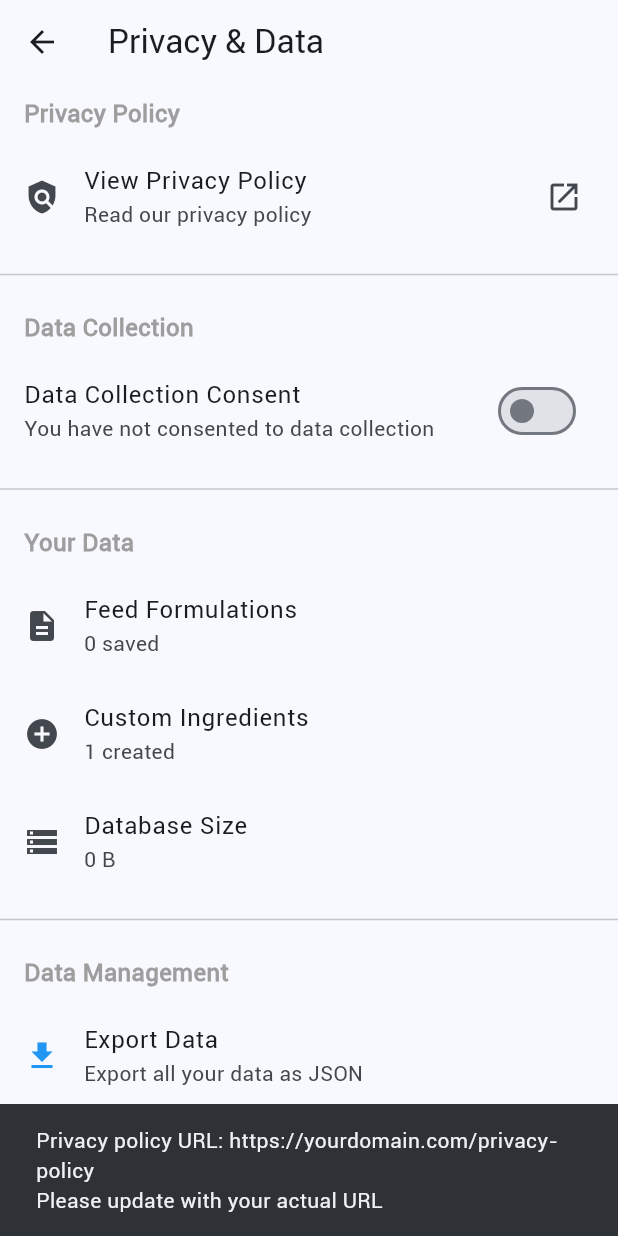
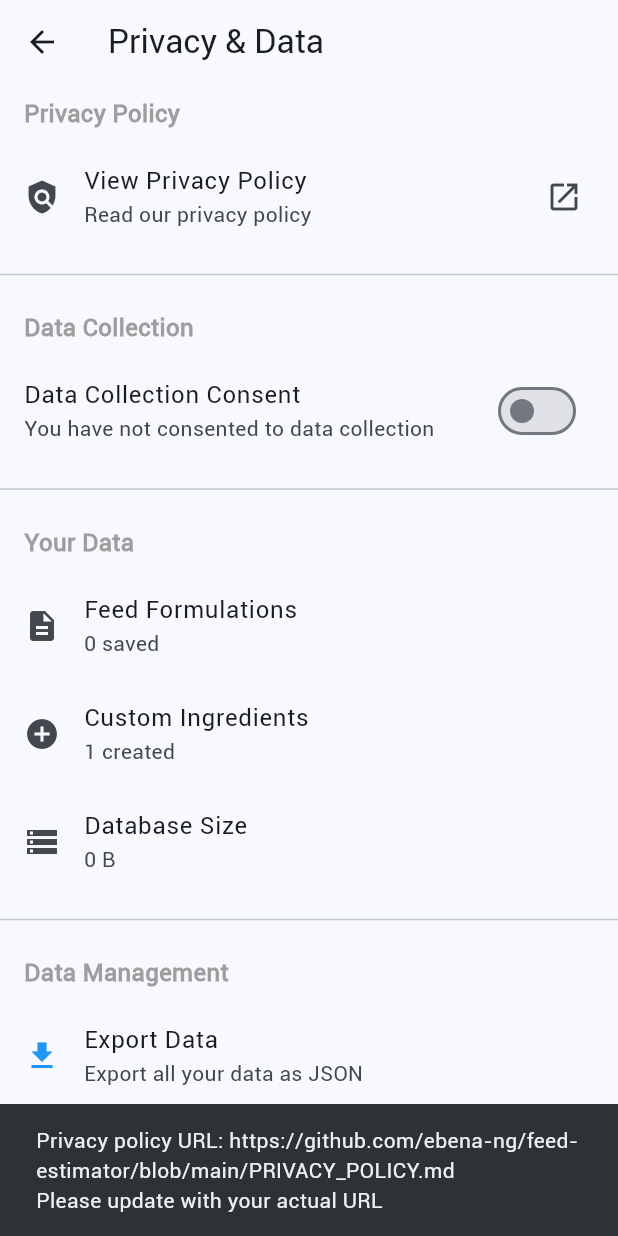
Before and after one commit to ebena107/redesigned-feed-app, a Flutter app: the EnhancedPrivacySettingsScreen screen opened directly, after a tap on "View Privacy Policy", on a phone screen of 412 x 824 dp. Run offline on Flutter 3.47's test engine with Material 3 defaults, Android fonts, the phone set to English and light mode, and no system bars; our stand-ins replace csv, equatable, file_picker, flutter_riverpod, flutter_spinkit, go_router and 11 more; missing offline and left inert: devicelocale; accounts and stored records are empty; generated files the repository leaves out were written again.

Commit message:
fix(deployment): resolve privacy URLs and add deployment readiness report
- Replace placeholder privacy URLs (yourdomain.com) with GitHub-hosted PRIVACY_POLICY.md link
- Update privacy_consent.dart, enhanced_privacy_settings.dart, settings_screen.dart
- Add missing url_launcher import to settings_screen.dart
- Create comprehensive DEPLOYMENT_READINESS_REPORT.md documenting:
  * Code quality status (0 lint issues)
  * Build configuration validation
  * Privacy and compliance verification
  * Localization completeness (8 languages)
  * Database migration path validation
  * Security audit results
  * Performance metrics
  * Google Play Store preparation checklist
  * iOS future compatibility
  * Known limitations and roadmap

App certified as PRODUCTION READY for Google Play Store submission.

```diff
--- a/lib/src/features/privacy/enhanced_privacy_settings.dart
+++ b/lib/src/features/privacy/enhanced_privacy_settings.dart
@@ -216,8 +216,8 @@ class _EnhancedPrivacySettingsScreenState
   }
 
   Future<void> _launchPrivacyPolicy(BuildContext context) async {
-    // TODO: Replace with your actual privacy policy URL
-    const url = 'https://yourdomain.com/privacy-policy';
+    // Privacy policy URL - hosted on GitHub
+    const url = 'https://github.com/ebena-ng/feed-estimator/blob/main/PRIVACY_POLICY.md';
 
     if (mounted) {
       ScaffoldMessenger.of(context).showSnackBar(
--- a/lib/src/features/privacy/privacy_consent.dart
+++ b/lib/src/features/privacy/privacy_consent.dart
@@ -190,8 +190,8 @@ class PrivacyConsentDialog extends ConsumerWidget {
   }
 
   Future<void> _launchPrivacyPolicy(BuildContext context) async {
-    // TODO: Replace with your actual privacy policy URL
-    const url = 'https://yourdomain.com/privacy-policy';
+    // Privacy policy URL - hosted on GitHub
+    const url = 'https://github.com/ebena-ng/feed-estimator/blob/main/PRIVACY_POLICY.md';
 
     final uri = Uri.parse(url);
     if (await canLaunchUrl(uri)) {
@@ -310,7 +310,7 @@ class PrivacySettingsScreen extends ConsumerWidget {
   }
 
   Future<void> _launchPrivacyPolicy(BuildContext context) async {
-    const url = 'https://yourdomain.com/privacy-policy';
+    const url = 'https://github.com/ebena-ng/feed-estimator/blob/main/PRIVACY_POLICY.md';
     final uri = Uri.parse(url);
 
     if (await canLaunchUrl(uri)) {
--- a/lib/src/features/settings/settings_screen.dart
+++ b/lib/src/features/settings/settings_screen.dart
@@ -12,6 +12,7 @@ import 'package:in_app_review/in_app_review.dart';
 import 'package:package_info_plus/package_info_plus.dart';
 import 'package:file_picker/file_picker.dart';
 import 'package:share_plus/share_plus.dart';
+import 'package:url_launcher/url_launcher.dart';
 import 'package:feed_estimator/src/features/main/providers/main_async_provider.dart';
 
 // ignore_for_file: use_build_context_synchronously, deprecated_member_use
@@ -335,16 +336,22 @@ class _SettingsScreenState extends ConsumerState<SettingsScreen> {
   }
 
   Future<void> _launchPrivacyPolicy() async {
-    // TODO: Replace with actual privacy policy URL
+    // Privacy policy URL - hosted on GitHub
+    const url = 'https://github.com/ebena-ng/feed-estimator/blob/main/PRIVACY_POLICY.md';
+
+    final uri = Uri.parse(url);
+    if (await canLaunchUrl(uri)) {
+      await launchUrl(uri, mode: LaunchMode.externalApplication);
+    } else {
       if (mounted) {
         ScaffoldMessenger.of(context).showSnackBar(
           const SnackBar(
-          content: Text(
-              'Privacy policy URL: https://yourdomain.com/privacy-policy\nPlease update with your actual URL'),
+            content: Text('Could not open privacy policy'),
             duration: Duration(seconds: 3),
             behavior: SnackBarBehavior.fixed,
           ),
         );
+      }
     }
   }
 
```
Also changed, not shown: 1 other file. Lines whose indentation alone changed are shown as unchanged.
